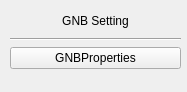
Old version of the form netflux5g-editor/src/gui/ui/GNBDialog.ui in the repository adaptivenetworklab/NetFlux5G.
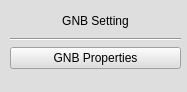
New version of the form.

Diff of the .ui file:
```diff
--- a/netflux5g-editor/src/gui/ui/GNBDialog.ui
+++ b/netflux5g-editor/src/gui/ui/GNBDialog.ui
@@ -13,6 +13,9 @@
   <property name="windowTitle">
    <string>Form</string>
   </property>
+  <property name="styleSheet">
+   <string notr="true">background-color: rgb(222, 222, 222);</string>
+  </property>
   <widget class="QWidget" name="verticalLayoutWidget">
    <property name="geometry">
     <rect>
@@ -49,7 +52,7 @@
     <item>
      <widget class="QPushButton" name="pushButton">
       <property name="text">
-       <string>GNBProperties</string>
+       <string>GNB Properties</string>
       </property>
      </widget>
     </item>
```
Left out of the diff: 2 changed lines with no effect on the pictures.
